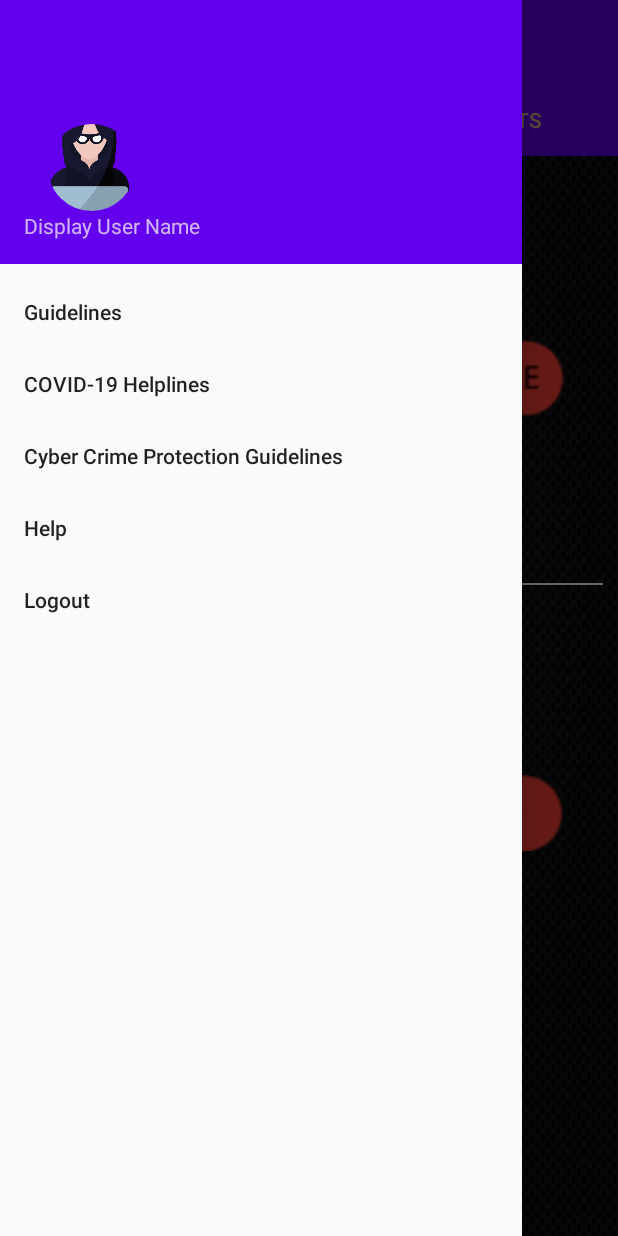
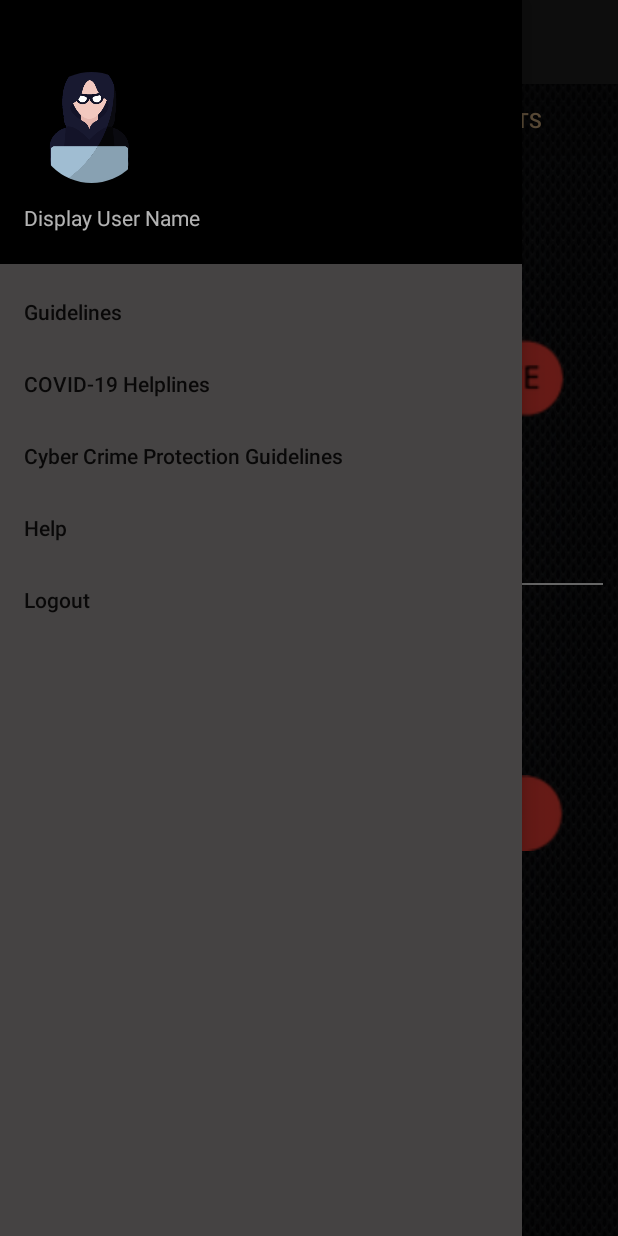
Before and after one commit to Evoid-sos/minor-project, an Android app: the screen it shows after launch once a user with an empty profile is signed in (MainActivity2), with the side drawer open, on a phone screen of 412 x 824 dp. Run offline under Robolectric (Android 15) with nearby library versions, the phone set to English and light mode, and no system bars; our stand-ins replace CircleImageView, Firebase (no records; nobody signed in at launch, a user with empty details on screens opened directly); 2 statements that could not run were skipped.

Commit message:
colors changed a little

```diff
--- a/app/src/main/res/layout/activity_covid_helplines.xml
+++ b/app/src/main/res/layout/activity_covid_helplines.xml
@@ -10,9 +10,9 @@
     <Spinner
         android:id="@+id/spinner1"
         android:layout_width="match_parent"
-        android:layout_height="wrap_content"
+        android:layout_height="40dp"
         android:layout_marginBottom="419dp"
-        android:background="@android:drawable/btn_dropdown"
+        android:background="@color/common_google_signin_btn_text_light_default"
         android:spinnerMode="dropdown"
         android:theme="@style/MatchSpinnerTheme"
         app:layout_constraintBottom_toBottomOf="parent"
--- a/app/src/main/res/layout/activity_main2.xml
+++ b/app/src/main/res/layout/activity_main2.xml
@@ -17,6 +17,7 @@
         android:layout_width="match_parent"
         android:layout_height="match_parent"
         android:layout_gravity="start|left"
+        android:background="#454343"
         android:fitsSystemWindows="true"
         app:headerLayout="@layout/nav_header_main"
         app:menu="@menu/main_menu">
--- a/app/src/main/res/layout/nav_header_main.xml
+++ b/app/src/main/res/layout/nav_header_main.xml
@@ -4,7 +4,7 @@
     android:id="@+id/navBar"
     android:layout_width="match_parent"
     android:layout_height="@dimen/nav_header_height"
-    android:background="@color/design_default_color_primary"
+    android:background="@color/design_default_color_on_secondary"
     android:gravity="bottom"
     android:orientation="vertical"
     android:paddingLeft="@dimen/activity_horizontal_margin"
@@ -16,16 +16,18 @@
     <de.hdodenhof.circleimageview.CircleImageView
         android:id="@+id/profileIconNav"
         android:layout_width="90dp"
-        android:layout_height="66dp"
+        android:layout_height="90dp"
         android:contentDescription="@string/nav_header_desc"
         android:paddingTop="@dimen/nav_header_vertical_spacing"
-        android:visibility="visible"
-        android:src="@drawable/cybercrime" />
+        android:paddingBottom="8dp"
+        android:src="@drawable/cybercrime"
+        android:visibility="visible" />
 
     <TextView
         android:id="@+id/userDetails"
+        android:gravity="center_vertical"
         android:layout_width="match_parent"
-        android:layout_height="wrap_content"
+        android:layout_height="30dp"
         android:text="Display User Name" />
 
 </LinearLayout>
--- a/app/src/main/res/values/styles.xml
+++ b/app/src/main/res/values/styles.xml
@@ -1,6 +1,6 @@
 <resources>
     <!-- Base application theme. -->
-    <style name="AppTheme" parent="Theme.AppCompat.Light.DarkActionBar">
+    <style name="AppTheme" parent="Theme.AppCompat.DayNight.DarkActionBar">
         <!-- Customize your theme here. -->
         <item name="drawerArrowStyle">@style/DrawerIcon</item>
         <item name="colorPrimary">@color/colorPrimary</item>
@@ -8,14 +8,14 @@
         <item name="colorAccent">@color/colorAccent</item>
     </style>
 
-    <style name="NoActionBarTheme" parent="Theme.AppCompat.Light.NoActionBar">
+    <style name="NoActionBarTheme" parent="Theme.AppCompat.DayNight.NoActionBar">
         <item name="colorPrimary">@color/colorPrimary</item>
         <item name="colorPrimaryDark">@color/colorPrimaryDark</item>
         <item name="colorAccent">@color/colorAccent</item>
 
     </style>
 
-    <style name="AppTheme.NoActionBar">
+    <style name="AppTheme.NoActionBar" parent="Theme.AppCompat.DayNight.DarkActionBar">
         <item name="windowActionBar">false</item>
         <item name="windowNoTitle">true</item>
     </style>
@@ -26,6 +26,7 @@
 
     <style name="MatchSpinnerStyle" parent="android:style/Widget.ListView.DropDown">
         <item name="android:divider">#123456</item>
+        <item name="android:textColor">#000000</item>
         <item name="android:dividerHeight">1dp</item>
         <item name="android:columnWidth">10dp</item>
     </style>
```
Also changed, not shown: app/src/main/AndroidManifest.xml (+8 -4 lines), app/src/main/res/layout/content_main.xml (+5 -5 lines).
